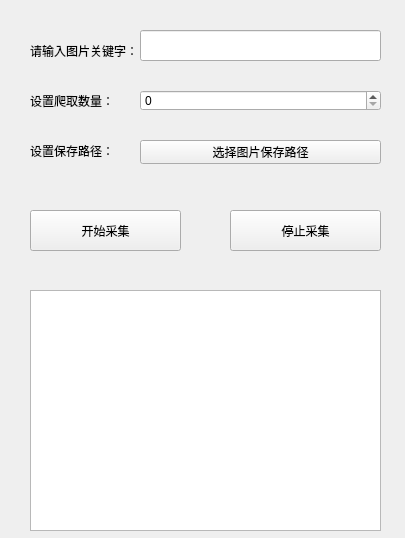
The window that main.ui (Whale-Yu/ImageCollectMaster) describes before a commit, drawn with Qt 5.
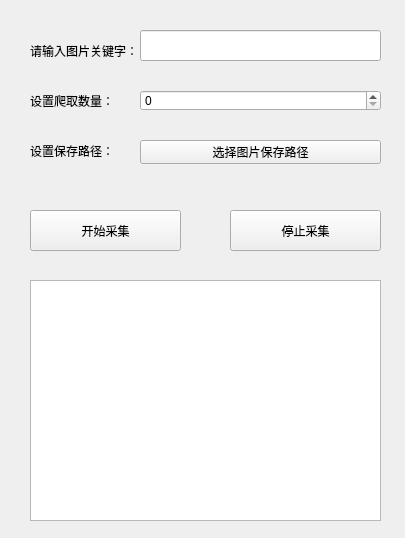
The same window after the commit.

Diff of the .ui file:
```diff
--- a/main.ui
+++ b/main.ui
@@ -104,16 +104,6 @@
     <string>选择图片保存路径</string>
    </property>
   </widget>
-  <widget class="QTextEdit" name="outputLineEdit">
-   <property name="geometry">
-    <rect>
-     <x>30</x>
-     <y>290</y>
-     <width>351</width>
-     <height>241</height>
-    </rect>
-   </property>
-  </widget>
   <widget class="QPushButton" name="stopBtn">
    <property name="geometry">
     <rect>
@@ -127,6 +117,16 @@
     <string>停止采集</string>
    </property>
   </widget>
+  <widget class="QPlainTextEdit" name="ouputLineEdit">
+   <property name="geometry">
+    <rect>
+     <x>30</x>
+     <y>280</y>
+     <width>351</width>
+     <height>241</height>
+    </rect>
+   </property>
+  </widget>
  </widget>
  <resources/>
  <connections/>
```
